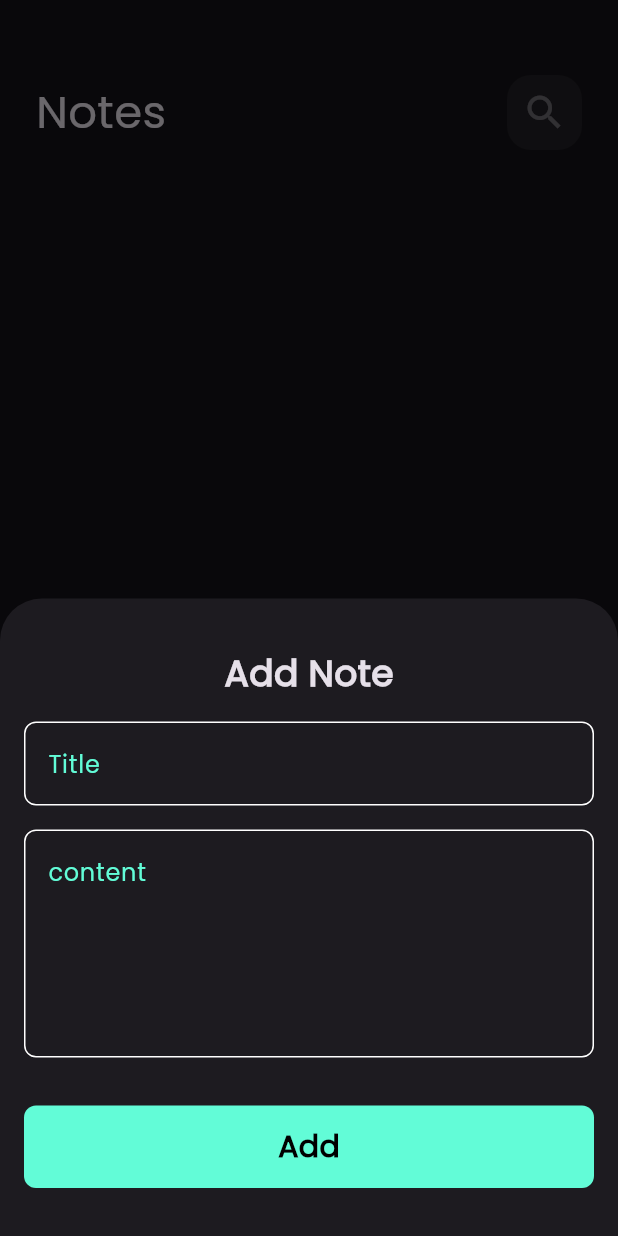
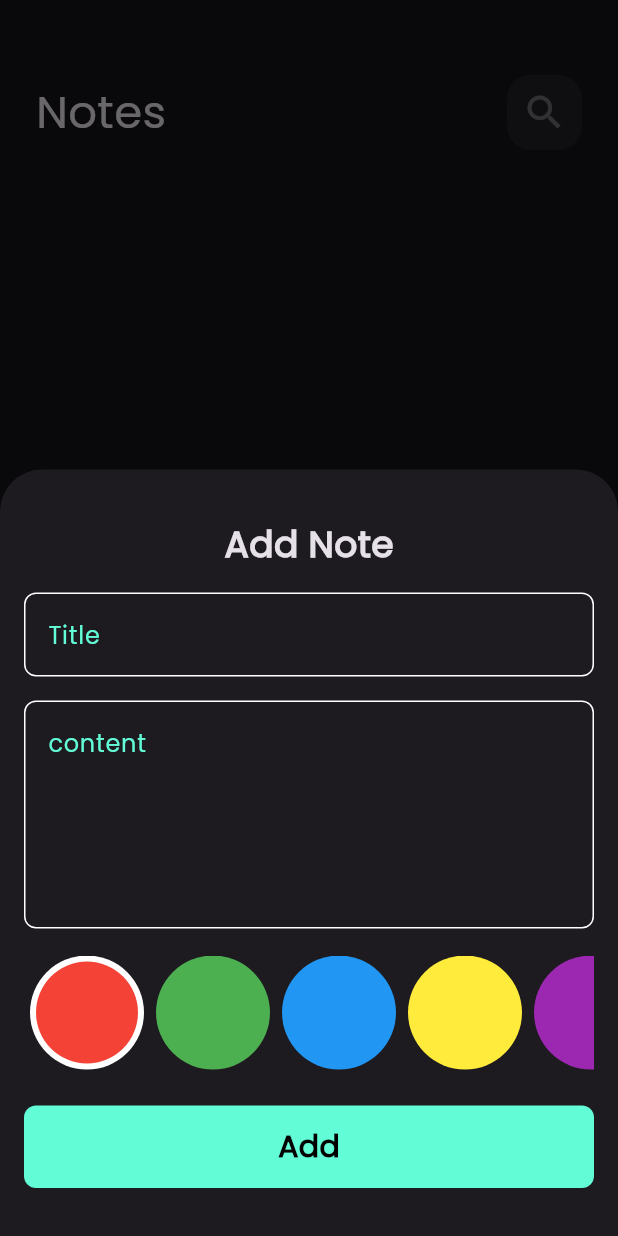
Before and after one commit to 7odaHany/notes_app, a Flutter app: the screen it shows after launch, after a tap on the "add" icon, on a phone screen of 412 x 824 dp. Run offline on Flutter 3.47's test engine with Material 3 defaults, Android fonts, the phone set to English and light mode, and no system bars; our stand-ins replace bloc, flutter_bloc, hive, hive_flutter; accounts and stored records are empty.

Commit message:
color  list view done .

```diff
--- a/lib/views/add_note_form.dart
+++ b/lib/views/add_note_form.dart
@@ -3,6 +3,7 @@ import 'package:flutter_bloc/flutter_bloc.dart';
 import 'package:intl/intl.dart';
 import 'package:note_app/cubits/add_note_cubit/add_note_cubit.dart';
 import 'package:note_app/models/note_model.dart';
+import 'package:note_app/views/widgets/colors_list_view.dart';
 import 'package:note_app/views/widgets/custom_button.dart';
 import 'package:note_app/views/widgets/custom_text_filed.dart';
 
@@ -53,7 +54,11 @@ class _AddNoteFormState extends State<AddNoteForm> {
             },
           ),
           const SizedBox(
-            height: 32,
+            height: 18,
+          ),
+          const ColorListWiew(),
+          const SizedBox(
+            height: 24,
           ),
           BlocBuilder<AddNoteCubit, AddNoteState>(
             builder: (context, state) {
--- /dev/null
+++ b/lib/views/widgets/colors_list_view.dart
@@ -0,0 +1,72 @@
+import 'package:flutter/material.dart';
+
+class ColorsItem extends StatelessWidget {
+  const ColorsItem({super.key, required this.isSelected, required this.color});
+final bool isSelected;
+final Color color;
+  @override
+  Widget build(BuildContext context) {
+    return isSelected ?
+     CircleAvatar(
+      radius: 38,
+      backgroundColor: Colors.white,
+      child: CircleAvatar(
+        radius: 34,
+        backgroundColor: color,
+      ),
+    )
+     : CircleAvatar(
+      radius: 38,
+      backgroundColor: color,
+    );
+  }
+}
+
+class ColorListWiew extends StatefulWidget {
+  const ColorListWiew({super.key});
+
+  @override
+  State<ColorListWiew> createState() => _ColorListWiewState();
+}
+
+class _ColorListWiewState extends State<ColorListWiew> {
+  int currentIndex = 0;
+  List<Color> colors = [
+    Colors.red,
+    Colors.green,
+    Colors.blue,
+    Colors.yellow,
+    Colors.purple,
+    Colors.orange,
+    Colors.pink,
+    Colors.teal,
+    Colors.cyan,
+    Colors.brown,
+  ];
+  @override
+  Widget build(BuildContext context) {
+    return SizedBox(
+      height: 76,
+      child: ListView.builder(
+        scrollDirection: Axis.horizontal,
+        itemCount: colors.length,
+        itemBuilder: (context, index) {
+          return Padding(
+            padding: const EdgeInsets.symmetric(horizontal: 4),
+            child: GestureDetector(
+              onTap: () {
+                setState(() {
+                  currentIndex = index;
+                });
+              },
+              child: ColorsItem(
+                color: colors[index],
+                isSelected: currentIndex == index,
+              ),
+            ),
+          );
+        },
+      ),
+    );
+  }
+}
```
Also changed, not shown: lib/views/widgets/edit_view_body.dart (line endings or trailing spaces).
